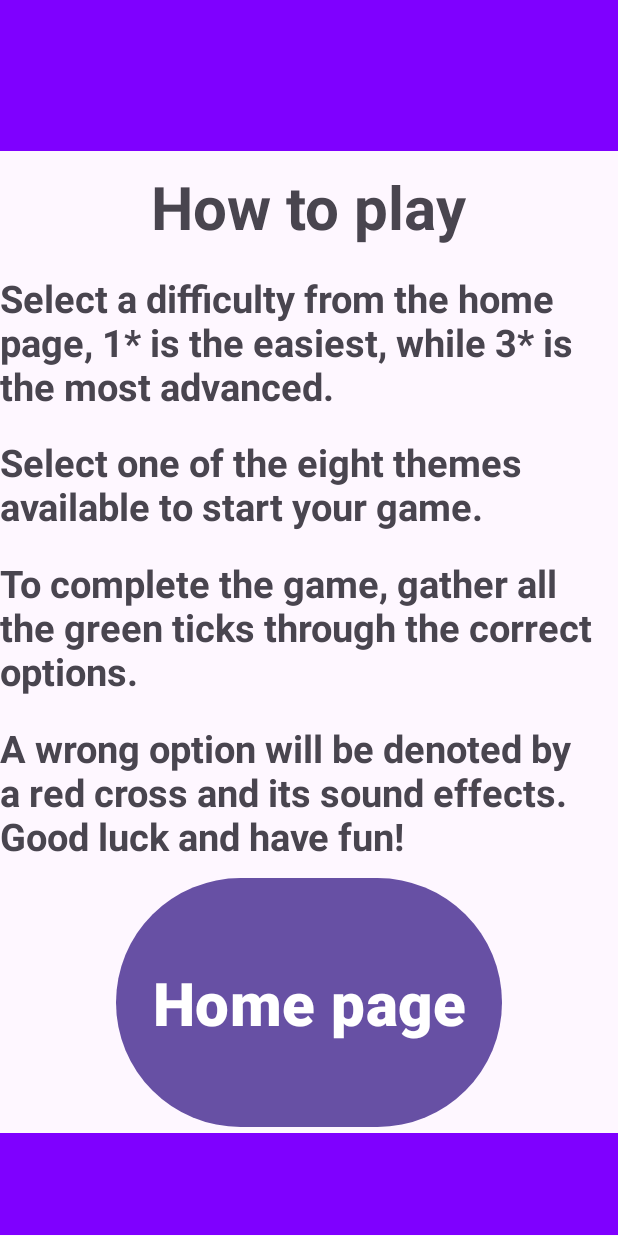
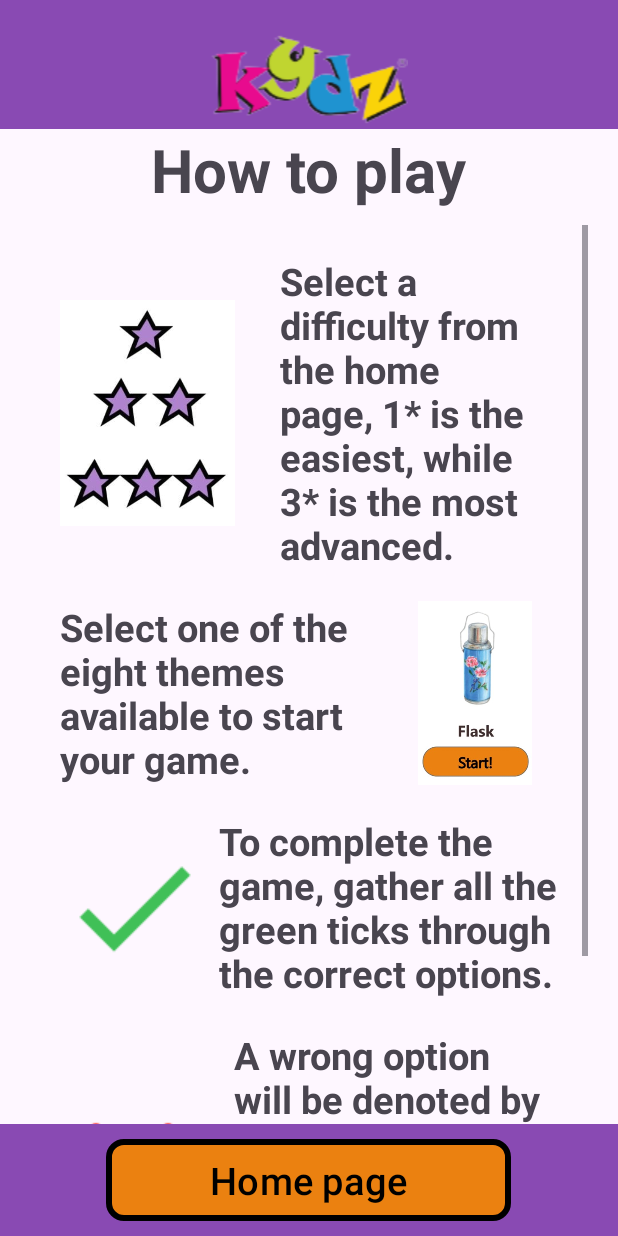
Before and after one commit to CheeChunWaiGabriel/NostalgiaMatchingFYP2024, an Android app: the layout activity_howtoplay.xml on its own in the app's theme, with its tools: preview values and no code run, on a phone screen of 412 x 824 dp. Run offline under Robolectric (Android 15) with nearby library versions, the phone set to English and light mode, and no system bars.

Commit message:
added img

```diff
--- a/app/src/main/res/layout/activity_howtoplay.xml
+++ b/app/src/main/res/layout/activity_howtoplay.xml
@@ -1,84 +1,164 @@
 <?xml version="1.0" encoding="utf-8"?>
 <LinearLayout xmlns:android="http://schemas.android.com/apk/res/android"
+    xmlns:app="http://schemas.android.com/apk/res-auto"
     android:layout_width="match_parent"
     android:layout_height="match_parent"
     android:orientation="vertical">
 
-    <View
+    <LinearLayout
         android:layout_width="match_parent"
-        android:layout_height="1dp"
-        android:layout_weight="0.15"
-        android:background="#7F00FF" />
+        android:layout_height="wrap_content"
+        android:background="@color/bgPurple"
+        android:orientation="vertical">
+
+        <ImageView
+            android:id="@+id/htpLogo"
+            android:layout_width="match_parent"
+            android:layout_height="wrap_content"
+            android:layout_marginTop="20dp"
+            android:src="@drawable/logo"
+            android:layout_gravity="center_horizontal" />
+    </LinearLayout>
 
     <TextView
-        android:id="@+id/htp1"
+        android:id="@+id/htpTitle"
         android:layout_width="wrap_content"
         android:layout_height="wrap_content"
-        android:layout_gravity="center_horizontal"
-        android:layout_marginTop="10dp"
-        android:layout_weight="0.01"
+        android:layout_gravity="center_horizontal|center_vertical"
+        android:layout_weight="0"
+        android:paddingBottom="10dp"
         android:text="@string/htp1"
         android:textSize="40sp"
         android:textStyle="bold" />
+
+    <ScrollView
+        android:layout_width="match_parent"
+        android:layout_height="0dp"
+        android:layout_marginLeft="20dp"
+        android:layout_marginRight="20dp"
+        android:layout_weight="1">
+
+        <LinearLayout
+            android:layout_width="match_parent"
+            android:layout_height="wrap_content"
+            android:layout_marginLeft="20dp"
+            android:layout_marginRight="20dp"
+            android:orientation="vertical"
+            android:paddingTop="20dp"
+            android:paddingBottom="20dp">
+
+            <LinearLayout
+                android:layout_width="match_parent"
+                android:layout_height="wrap_content"
+                android:orientation="horizontal">
+
+                <ImageView
+                    android:id="@+id/htpStar"
+                    android:layout_width="140dp"
+                    android:layout_height="match_parent"
+                    android:layout_weight="1"
+                    android:scaleType="fitCenter"
+                    app:srcCompat="@drawable/star6" />
 
                 <TextView
                     android:id="@+id/htp2"
                     android:layout_width="wrap_content"
                     android:layout_height="wrap_content"
-        android:layout_gravity="center_horizontal"
-        android:layout_marginTop="10dp"
-        android:layout_weight="0.01"
+                    android:layout_marginLeft="30dp"
+                    android:layout_weight="5"
                     android:text="@string/htp2"
                     android:textSize="25sp"
                     android:textStyle="bold" />
+            </LinearLayout>
+
+            <LinearLayout
+                android:layout_width="match_parent"
+                android:layout_height="wrap_content"
+                android:layout_marginTop="20dp"
+                android:orientation="horizontal">
 
                 <TextView
                     android:id="@+id/htp3"
                     android:layout_width="wrap_content"
                     android:layout_height="wrap_content"
-        android:layout_gravity="center_horizontal"
-        android:layout_marginTop="10dp"
-        android:layout_weight="0.01"
+                    android:layout_weight="1"
                     android:text="@string/htp3"
                     android:textSize="25sp"
                     android:textStyle="bold" />
+
+                <ImageView
+                    android:id="@+id/htpExample"
+                    android:layout_width="wrap_content"
+                    android:layout_height="match_parent"
+                    android:layout_weight="2"
+                    app:srcCompat="@drawable/example" />
+            </LinearLayout>
+
+            <LinearLayout
+                android:layout_width="match_parent"
+                android:layout_height="wrap_content"
+                android:layout_marginTop="20dp"
+                android:orientation="horizontal">
+
+                <ImageView
+                    android:id="@+id/htpCorrect"
+                    android:layout_width="wrap_content"
+                    android:layout_height="match_parent"
+                    app:srcCompat="@drawable/correct" />
 
                 <TextView
                     android:id="@+id/htp4"
                     android:layout_width="wrap_content"
                     android:layout_height="wrap_content"
-        android:layout_gravity="center_horizontal"
-        android:layout_marginTop="10dp"
-        android:layout_weight="0.01"
+                    android:layout_marginLeft="10dp"
                     android:text="@string/htp4"
                     android:textSize="25sp"
                     android:textStyle="bold" />
+            </LinearLayout>
+
+            <LinearLayout
+                android:layout_width="match_parent"
+                android:layout_height="wrap_content"
+                android:layout_marginTop="20dp"
+                android:orientation="horizontal">
+
+                <ImageView
+                    android:id="@+id/htpWrong"
+                    android:layout_width="wrap_content"
+                    android:layout_height="match_parent"
+                    app:srcCompat="@drawable/wrong" />
 
                 <TextView
                     android:id="@+id/htp5"
                     android:layout_width="wrap_content"
                     android:layout_height="wrap_content"
-        android:layout_gravity="center_horizontal"
-        android:layout_marginTop="10dp"
-        android:layout_weight="0.01"
+                    android:layout_marginLeft="20dp"
                     android:text="@string/htp5"
                     android:textSize="25sp"
                     android:textStyle="bold" />
+            </LinearLayout>
+
+        </LinearLayout>
+    </ScrollView>
+
+    <LinearLayout
+        android:layout_width="match_parent"
+        android:layout_height="wrap_content"
+        android:orientation="vertical"
+        android:background="@color/bgPurple">
 
         <Button
             android:id="@+id/htpHomeButton"
-        android:layout_width="wrap_content"
+            android:layout_width="270dp"
             android:layout_height="wrap_content"
             android:layout_gravity="center_horizontal"
-        android:layout_weight="0.15"
+            android:layout_marginTop="10dp"
+            android:layout_marginBottom="10dp"
+            android:background="@drawable/orange_btn"
             android:text="@string/htp6"
-        android:textSize="40sp"
-        android:textStyle="bold" />
-
-    <View
-        android:layout_width="match_parent"
-        android:layout_height="1dp"
-        android:layout_weight="0.1"
-        android:background="#7F00FF" />
+            android:textColor="@android:color/black"
+            android:textSize="25sp"
+            app:backgroundTint="@null" />
+    </LinearLayout>
 
 </LinearLayout>
```
Also changed, not shown: app/src/main/res/drawable/star6.png (added). Lines whose indentation alone changed are shown as unchanged.
